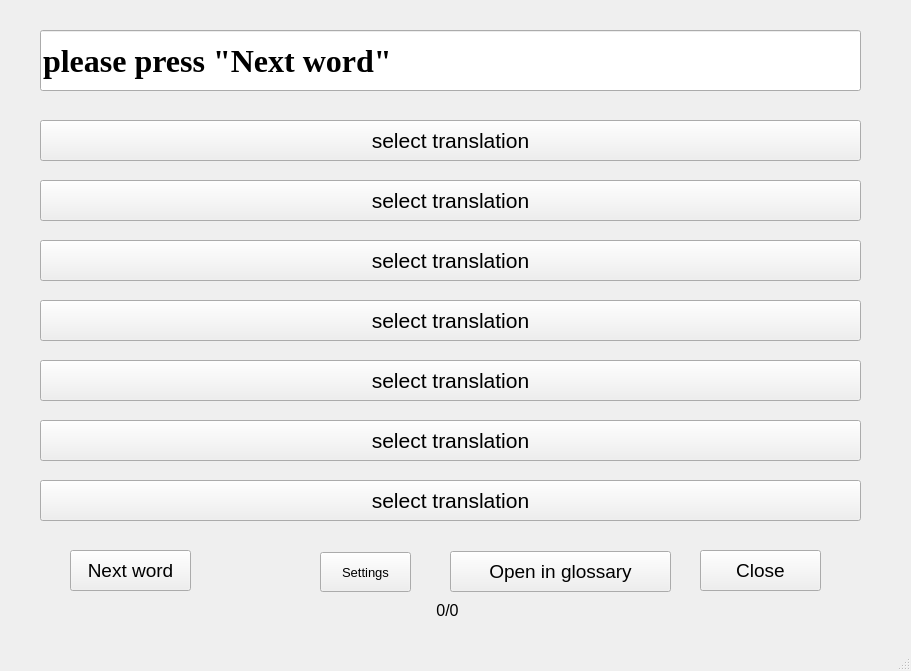
Qt form testwindow.ui (OkhinVI/wortschatz) before a commit.
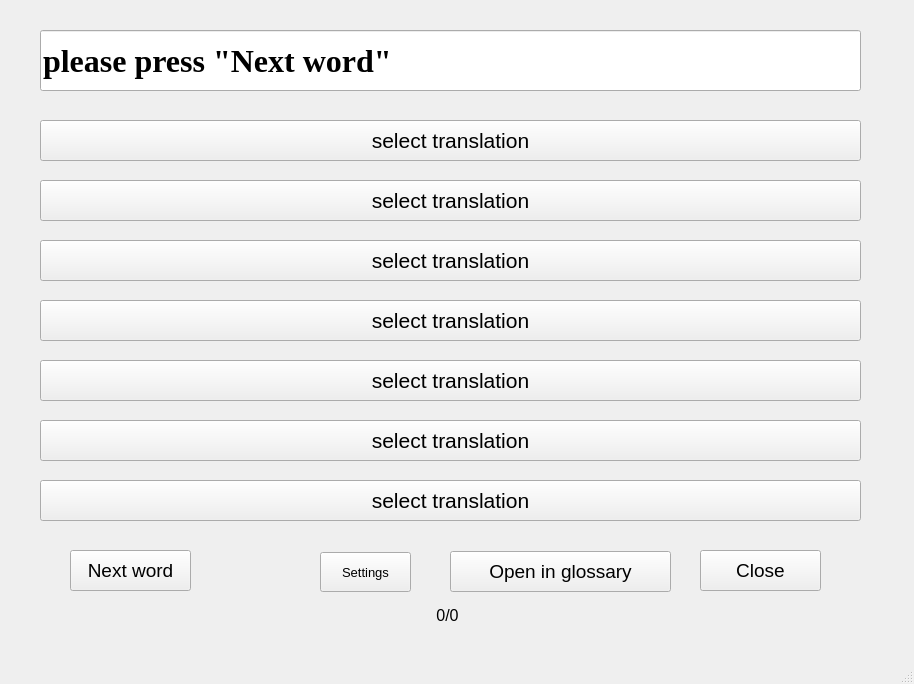
The same form after that commit.

Commit message: polishing interface (default english)

```diff
--- a/testwindow.ui
+++ b/testwindow.ui
@@ -6,8 +6,8 @@
    <rect>
     <x>0</x>
     <y>0</y>
-    <width>911</width>
-    <height>671</height>
+    <width>914</width>
+    <height>684</height>
    </rect>
   </property>
   <property name="windowTitle">
@@ -221,7 +221,7 @@
       <x>232</x>
       <y>600</y>
       <width>431</width>
-      <height>21</height>
+      <height>31</height>
      </rect>
     </property>
     <property name="font">
```
Left out of the diff: 2 changed lines with no effect on the pictures. The commit also changes 2 other files.
